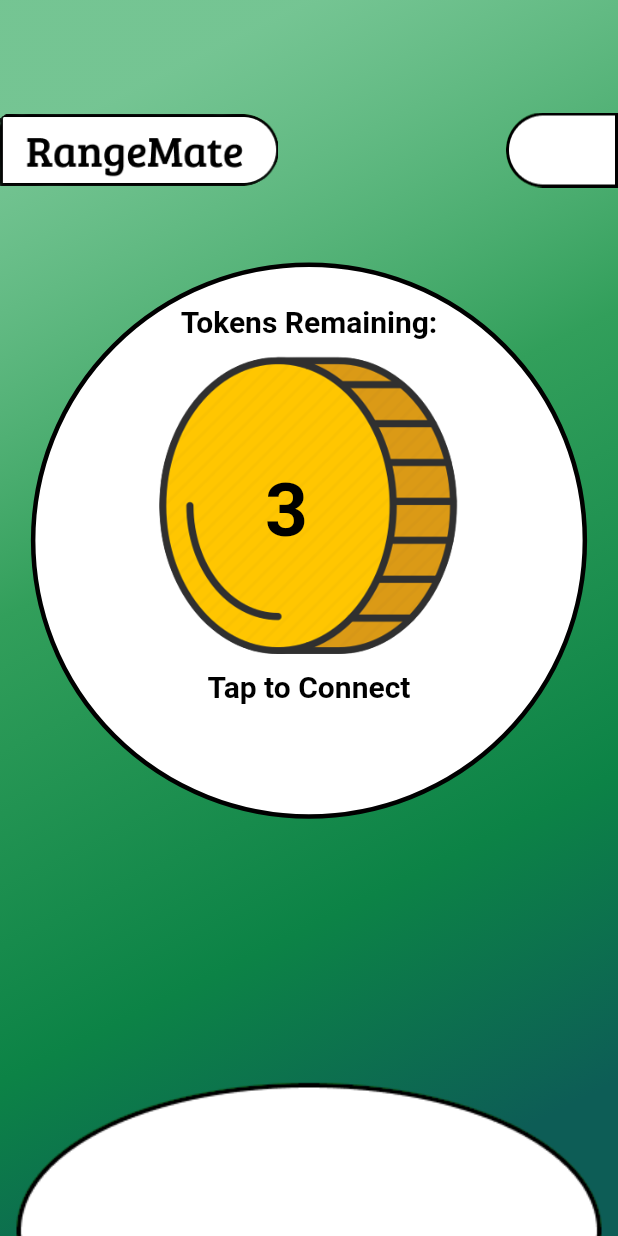
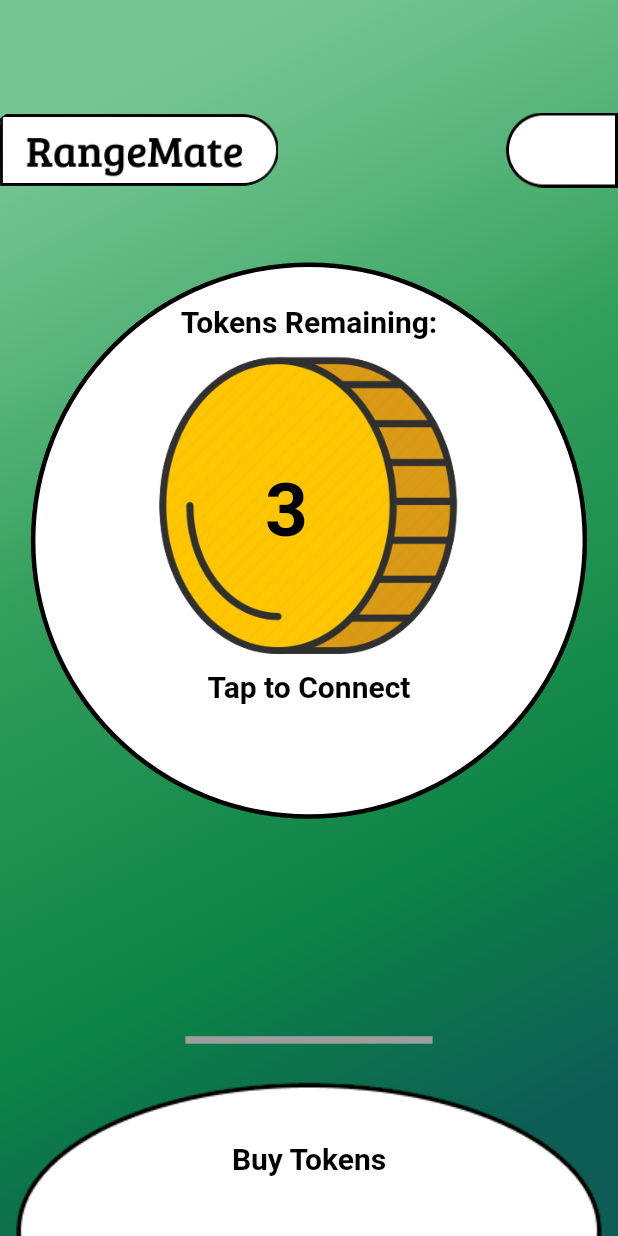
Before and after one commit to AntnioB/SCMU-Project, a Flutter app: the HomeScreen screen opened directly, on a phone screen of 412 x 824 dp. Run offline on Flutter 3.47's test engine with Material 2 defaults, Android fonts, the phone set to English and light mode, and no system bars.

Commit message:
Added the user profile info screen to the mobile app

```diff
--- a/range_mate_app/lib/Screens/Home/home_screen.dart
+++ b/range_mate_app/lib/Screens/Home/home_screen.dart
@@ -1,4 +1,7 @@
+import 'dart:developer';
+
 import 'package:flutter/material.dart';
+import 'package:range_mate_app/Screens/User/user_profile_screen.dart';
 
 class HomeScreen extends StatefulWidget {
   const HomeScreen({super.key});
@@ -8,6 +11,13 @@ class HomeScreen extends StatefulWidget {
 }
 
 class _HomeScreenState extends State<HomeScreen> {
+
+  void userProfileButtonPress(){
+    //stderr.writeln('User Profile Button Pressed');
+    log("User Profile Button Pressed");
+    Navigator.of(context).push(MaterialPageRoute(builder: (context) =>const UserProfileScreen()));
+  }
+
   @override
   Widget build(BuildContext context) {
     return Scaffold(
@@ -39,10 +49,12 @@ class _HomeScreenState extends State<HomeScreen> {
                 child: Container(
                     alignment: Alignment.topRight,
                     padding: const EdgeInsets.fromLTRB(0, 75, 0, 0),
+                    child:GestureDetector(
+                      onTap: () {userProfileButtonPress();},
                       child: const Image(
                       height: 50,
                       image: AssetImage('images/UserProfileButton.png'),
-                    )))
+                    ))))
           ]),
           Container(
             alignment: Alignment.center,
@@ -59,7 +71,7 @@ class _HomeScreenState extends State<HomeScreen> {
                   Container(
                       padding: const EdgeInsets.fromLTRB(0, 25, 0, 0),
                       alignment: Alignment.topCenter,
-                  child: Text('Tokens Remaining:',
+                      child:const Text('Tokens Remaining:',
                           style: TextStyle(
                               fontSize: 20,
                               fontWeight: FontWeight.bold,
@@ -67,9 +79,9 @@ class _HomeScreenState extends State<HomeScreen> {
                   Container(
                       padding: const EdgeInsets.fromLTRB(0, 10, 0, 0),
                       alignment: Alignment.center,
-                  child:Stack(
-                    children: <Widget>[
-                      Center(child:Image(
+                      child: Stack(children: <Widget>[
+                        const Center(
+                            child: Image(
                                 width: 200,
                                 image: AssetImage('images/Coin.png'))),
                         Container(
@@ -80,27 +92,48 @@ class _HomeScreenState extends State<HomeScreen> {
                                     fontSize: 50,
                                     fontWeight: FontWeight.bold,
                                     color: Colors.black)))
-                    ])
-                ),
+                      ])),
                   Container(
                       padding: const EdgeInsets.fromLTRB(0, 10, 0, 0),
                       alignment: Alignment.bottomCenter,
-                  child: Text('Tap to Connect',
+                      child: const Text('Tap to Connect',
                           style: TextStyle(
                               fontSize: 20,
                               fontWeight: FontWeight.bold,
-                          color: Colors.black))
-                )
+                              color: Colors.black)))
                 ],
-            )
-            ),
+              )),
+          Expanded(
+              child: Stack(
+                alignment: Alignment.bottomCenter,
+                children: [
+            Container(
+                alignment: Alignment.bottomCenter,
+                width: MediaQuery.of(context).size.width * 1,
+                child: const Image(
+                  image: AssetImage('images/BuyToken.png'),
+                )),
+            Column(children: [
               Expanded(child: Container(
                   alignment: Alignment.bottomCenter,
-            width: MediaQuery.of(context).size.width * 1,
-            child: Image(
-              image: const AssetImage('images/BuyToken.png'),
-            )
-          ))
+                  padding: const EdgeInsets.fromLTRB(0, 150, 0, 10),
+                  child: Divider(
+                      height: 10,
+                      thickness: 5,
+                      indent: MediaQuery.of(context).size.width * 0.3,
+                      endIndent: MediaQuery.of(context).size.width * 0.3,
+                      color: Colors.grey))),
+              Expanded(
+                  child: Container(
+                      alignment: Alignment.bottomCenter,
+                      padding: const EdgeInsets.fromLTRB(0, 0, 0, 40),
+                      child: const Text('Buy Tokens',
+                          style: TextStyle(
+                              fontSize: 20,
+                              fontWeight: FontWeight.bold,
+                              color: Colors.black))))
+            ])
+          ]))
         ]),
       ),
     );
```
Also changed, not shown: range_mate_app/lib/Screens/User/user_profile_screen.dart (added, +83 -0 lines), range_mate_app/images/UserProfile.jpg (added). Lines whose indentation alone changed are shown as unchanged.
